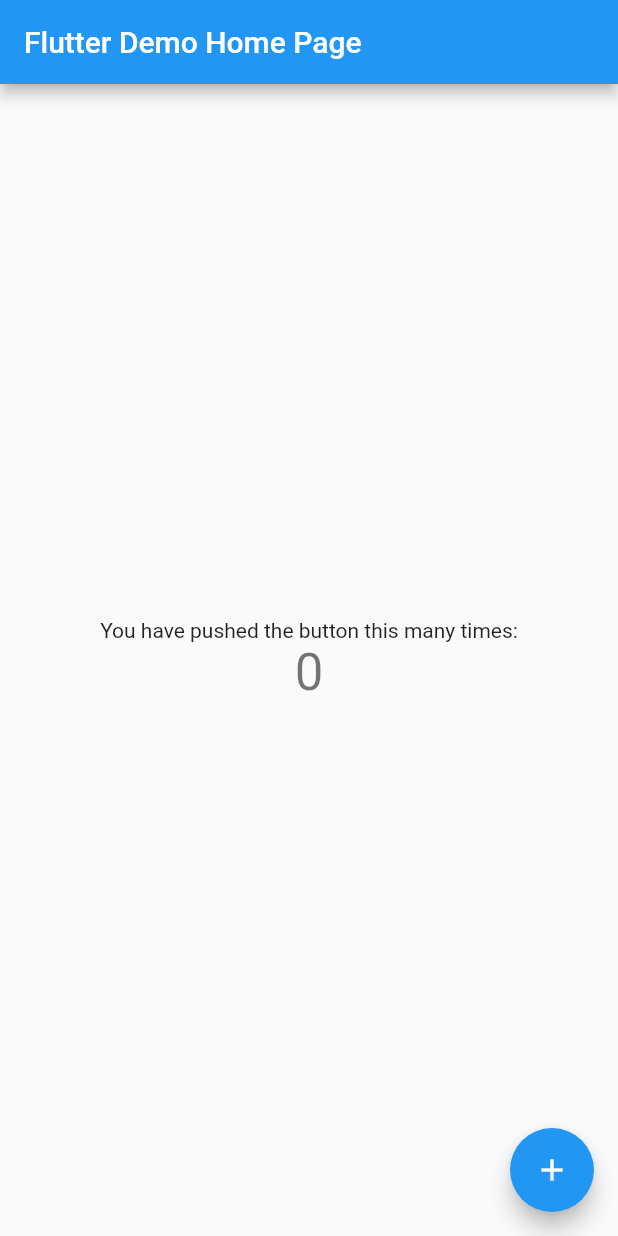
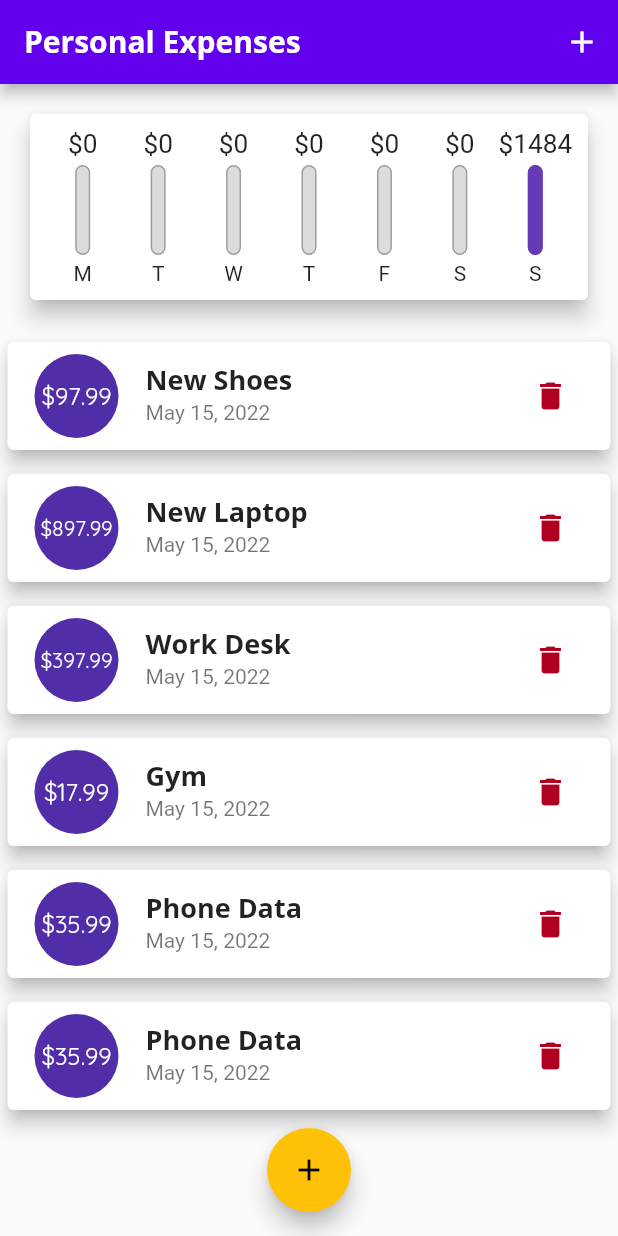
Before and after one commit to SaeedEndergiri/expense_planner, a Flutter app: the screen it shows after launch, on a phone screen of 412 x 824 dp. Run offline on Flutter 3.47's test engine with Material 2 defaults, Android fonts, the phone set to English and light mode, and no system bars; Roboto replaces fonts that are missing (Open Sans).

Commit message:
finished the expense planner app

```diff
--- a/expense_planner/lib/main.dart
+++ b/expense_planner/lib/main.dart
@@ -1,115 +1,123 @@
+import 'package:expense_planner/widgets/chart.dart';
 import 'package:flutter/material.dart';
 
-void main() {
-  runApp(const MyApp());
-}
+import 'widgets/new_transaction.dart';
+import 'widgets/transaction_list.dart';
+import 'widgets/chart.dart';
+import 'models/transaction.dart';
+
+void main() => runApp(MyApp());
 
 class MyApp extends StatelessWidget {
-  const MyApp({Key? key}) : super(key: key);
-
-  // This widget is the root of your application.
   @override
   Widget build(BuildContext context) {
     return MaterialApp(
-      title: 'Flutter Demo',
+      title: 'Personal Expenses',
       theme: ThemeData(
-        // This is the theme of your application.
-        //
-        // Try running your application with "flutter run". You'll see the
-        // application has a blue toolbar. Then, without quitting the app, try
-        // changing the primarySwatch below to Colors.green and then invoke
-        // "hot reload" (press "r" in the console where you ran "flutter run",
-        // or simply save your changes to "hot reload" in a Flutter IDE).
-        // Notice that the counter didn't reset back to zero; the application
-        // is not restarted.
-        primarySwatch: Colors.blue,
-      ),
-      home: const MyHomePage(title: 'Flutter Demo Home Page'),
+          primarySwatch: Colors.deepPurple,
+          colorScheme: ColorScheme.light(secondary: Colors.amber),
+          errorColor: Colors.red,
+          fontFamily: 'Quicksand',
+          textTheme: ThemeData.light().textTheme.copyWith(
+                headline6: TextStyle(
+                  fontFamily: 'OpenSans',
+                  fontWeight: FontWeight.bold,
+                  fontSize: 18,
+                ),
+                button: TextStyle(color: Colors.white),
+              ),
+          appBarTheme: AppBarTheme(
+              titleTextStyle: TextStyle(
+                  fontFamily: 'OpenSans',
+                  fontSize: 20,
+                  fontWeight: FontWeight.bold))),
+      home: MyHomePage(),
     );
   }
 }
 
 class MyHomePage extends StatefulWidget {
-  const MyHomePage({Key? key, required this.title}) : super(key: key);
-
-  // This widget is the home page of your application. It is stateful, meaning
-  // that it has a State object (defined below) that contains fields that affect
-  // how it looks.
-
-  // This class is the configuration for the state. It holds the values (in this
-  // case the title) provided by the parent (in this case the App widget) and
-  // used by the build method of the State. Fields in a Widget subclass are
-  // always marked "final".
-
-  final String title;
-
   @override
   State<MyHomePage> createState() => _MyHomePageState();
 }
 
 class _MyHomePageState extends State<MyHomePage> {
-  int _counter = 0;
+  // String? titleInput;
 
-  void _incrementCounter() {
+  final List<Transaction> _userTransactions = [
+    Transaction(
+        id: 't1', title: 'New Shoes', amount: 97.99, date: DateTime.now()),
+    Transaction(
+        id: 't2', title: 'New Laptop', amount: 897.99, date: DateTime.now()),
+    Transaction(
+        id: 't3', title: 'Work Desk', amount: 397.99, date: DateTime.now()),
+    Transaction(id: 't4', title: 'Gym', amount: 17.99, date: DateTime.now()),
+    Transaction(
+        id: 't5', title: 'Phone Data', amount: 35.99, date: DateTime.now()),
+    Transaction(
+        id: 't5', title: 'Phone Data', amount: 35.99, date: DateTime.now()),
+  ];
+
+  List<Transaction> get _recentTransactions {
+    return _userTransactions
+        .where(
+            (tx) => tx.date.isAfter(DateTime.now().subtract(Duration(days: 7))))
+        .toList();
+  }
+
+  void _addNewTransaction(
+      String txTitle, double txAmount, DateTime chosenDate) {
+    final newTx = Transaction(
+        id: DateTime.now().toString(),
+        title: txTitle,
+        amount: txAmount,
+        date: chosenDate);
     setState(() {
-      // This call to setState tells the Flutter framework that something has
-      // changed in this State, which causes it to rerun the build method below
-      // so that the display can reflect the updated values. If we changed
-      // _counter without calling setState(), then the build method would not be
-      // called again, and so nothing would appear to happen.
-      _counter++;
+      _userTransactions.add(newTx);
+    });
+  }
+
+  void _startAddNewTransaction(BuildContext ctx) {
+    showModalBottomSheet(
+      context: ctx,
+      builder: (bCtx) {
+        return NewTransaction(_addNewTransaction);
+      },
+    );
+  }
+
+  void _deleteTransaction(String id) {
+    setState(() {
+      _userTransactions.removeWhere((tx) => tx.id == id);
     });
   }
 
   @override
   Widget build(BuildContext context) {
-    // This method is rerun every time setState is called, for instance as done
-    // by the _incrementCounter method above.
-    //
-    // The Flutter framework has been optimized to make rerunning build methods
-    // fast, so that you can just rebuild anything that needs updating rather
-    // than having to individually change instances of widgets.
     return Scaffold(
       appBar: AppBar(
-        // Here we take the value from the MyHomePage object that was created by
-        // the App.build method, and use it to set our appbar title.
-        title: Text(widget.title),
+        title: Text('Personal Expenses',
+            style: TextStyle(fontFamily: 'Open Sans')),
+        actions: [
+          IconButton(
+              onPressed: () => _startAddNewTransaction(context),
+              icon: Icon(Icons.add))
+        ],
       ),
-      body: Center(
-        // Center is a layout widget. It takes a single child and positions it
-        // in the middle of the parent.
+      body: SingleChildScrollView(
         child: Column(
-          // Column is also a layout widget. It takes a list of children and
-          // arranges them vertically. By default, it sizes itself to fit its
-          // children horizontally, and tries to be as tall as its parent.
-          //
-          // Invoke "debug painting" (press "p" in the console, choose the
-          // "Toggle Debug Paint" action from the Flutter Inspector in Android
-          // Studio, or the "Toggle Debug Paint" command in Visual Studio Code)
-          // to see the wireframe for each widget.
-          //
-          // Column has various properties to control how it sizes itself and
-          // how it positions its children. Here we use mainAxisAlignment to
-          // center the children vertically; the main axis here is the vertical
-          // axis because Columns are vertical (the cross axis would be
-          // horizontal).
-          mainAxisAlignment: MainAxisAlignment.center,
-          children: <Widget>[
-            const Text(
-              'You have pushed the button this many times:',
-            ),
-            Text(
-              '$_counter',
-              style: Theme.of(context).textTheme.headline4,
-            ),
+          //mainAxisAlignment: MainAxisAlignment.spaceAround,
+          crossAxisAlignment: CrossAxisAlignment.stretch,
+          children: [
+            Chart(_recentTransactions),
+            TransactionList(_userTransactions, _deleteTransaction)
           ],
         ),
       ),
+      floatingActionButtonLocation: FloatingActionButtonLocation.centerFloat,
       floatingActionButton: FloatingActionButton(
-        onPressed: _incrementCounter,
-        tooltip: 'Increment',
-        child: const Icon(Icons.add),
-      ), // This trailing comma makes auto-formatting nicer for build methods.
+          onPressed: () => _startAddNewTransaction(context),
+          child: Icon(Icons.add)),
     );
   }
 }
--- /dev/null
+++ b/expense_planner/lib/models/transaction.dart
@@ -0,0 +1,12 @@
+class Transaction {
+  final String id;
+  final String title;
+  final double amount;
+  final DateTime date;
+
+  Transaction(
+      {required this.id,
+      required this.title,
+      required this.amount,
+      required this.date});
+}
--- /dev/null
+++ b/expense_planner/lib/widgets/chart.dart
@@ -0,0 +1,61 @@
+import 'package:flutter/material.dart';
+import 'package:intl/intl.dart';
+import '../models/transaction.dart';
+import 'chart_bar.dart';
+
+class Chart extends StatelessWidget {
+  final List<Transaction> recentTransactions;
+
+  Chart(this.recentTransactions);
+  List<Map<String, dynamic>> get groupedTransactionValues {
+    return List.generate(7, (index) {
+      final weekDay = DateTime.now().subtract(
+        Duration(days: index),
+      );
+      var totalSum = 0.0;
+
+      for (var i = 0; i < recentTransactions.length; i++) {
+        if (recentTransactions[i].date.day == weekDay.day &&
+            recentTransactions[i].date.month == weekDay.month &&
+            recentTransactions[i].date.year == weekDay.year) {
+          totalSum += recentTransactions[i].amount;
+        }
+      }
+
+      return {
+        'day': DateFormat.E().format(weekDay).substring(0, 1),
+        'amount': totalSum
+      };
+    }).reversed.toList();
+  }
+
+  double get totalSpending {
+    return groupedTransactionValues.fold(
+        0.0, (sum, item) => sum + item['amount']);
+  }
+
+  @override
+  Widget build(BuildContext context) {
+    return Card(
+      elevation: 6,
+      margin: EdgeInsets.all(20),
+      child: Padding(
+        padding: EdgeInsets.all(10),
+        child: Row(
+          mainAxisAlignment: MainAxisAlignment.spaceAround,
+          children: groupedTransactionValues
+              .map((data) => Flexible(
+                    fit: FlexFit.tight,
+                    child: ChartBar(
+                        data['day'],
+                        data['amount'],
+                        totalSpending == 0.0
+                            ? 0.0
+                            : data['amount'] / totalSpending),
+                  ))
+              .toList(),
+        ),
+      ),
+    );
+  }
+}
--- /dev/null
+++ b/expense_planner/lib/widgets/chart_bar.dart
@@ -0,0 +1,50 @@
+import 'package:flutter/material.dart';
+
+class ChartBar extends StatelessWidget {
+  final String label;
+  final double spendingAmount;
+  final double spendingPctOfTotal;
+
+  ChartBar(this.label, this.spendingAmount, this.spendingPctOfTotal);
+
+  @override
+  Widget build(BuildContext context) {
+    return Column(
+      children: [
+        Container(
+            height: 20,
+            child: FittedBox(
+                child: Text('\$${spendingAmount.toStringAsFixed(0)}'))),
+        SizedBox(
+          height: 4,
+        ),
+        Container(
+          height: 60,
+          width: 10,
+          child: Stack(
+            children: [
+              Container(
+                decoration: BoxDecoration(
+                  border: Border.all(color: Colors.grey, width: 1),
+                  color: Color.fromRGBO(220, 220, 220, 1),
+                  borderRadius: BorderRadius.circular(10),
+                ),
+              ),
+              FractionallySizedBox(
+                  heightFactor: spendingPctOfTotal,
+                  child: Container(
+                    decoration: BoxDecoration(
+                        color: Theme.of(context).primaryColor,
+                        borderRadius: BorderRadius.circular(10)),
+                  ))
+            ],
+          ),
+        ),
+        SizedBox(
+          height: 4,
+        ),
+        Text(label),
+      ],
+    );
+  }
+}
--- /dev/null
+++ b/expense_planner/lib/widgets/transaction_list.dart
@@ -0,0 +1,60 @@
+import 'package:flutter/material.dart';
+import 'package:intl/intl.dart';
+
+import '../models/transaction.dart';
+
+class TransactionList extends StatelessWidget {
+  final List<Transaction> transactions;
+  final Function deleteTx;
+
+  TransactionList(this.transactions, this.deleteTx);
+  @override
+  Widget build(BuildContext context) {
+    return Container(
+      height: 600,
+      child: transactions.isEmpty
+          ? Column(
+              children: [
+                Text('No Transactions added yet!',
+                    style: Theme.of(context).textTheme.headline6),
+                SizedBox(
+                  height: 20,
+                ),
+                Container(
+                    height: 200,
+                    child: Image.asset(
+                      'assets/images/waiting.png',
+                      fit: BoxFit.cover,
+                    ))
+              ],
+            )
+          : ListView.builder(
+              itemBuilder: (ctx, index) {
+                return Card(
+                  elevation: 5,
+                  margin: EdgeInsets.symmetric(vertical: 8, horizontal: 5),
+                  child: ListTile(
+                    leading: CircleAvatar(
+                      radius: 30,
+                      child: Padding(
+                          padding: EdgeInsets.all(6),
+                          child: FittedBox(
+                              child: Text('\$${transactions[index].amount}'))),
+                    ),
+                    title: Text(transactions[index].title,
+                        style: Theme.of(context).textTheme.headline6),
+                    subtitle: Text(
+                        DateFormat.yMMMd().format(transactions[index].date)),
+                    trailing: IconButton(
+                      icon: Icon(Icons.delete),
+                      color: Theme.of(context).errorColor,
+                      onPressed: () => deleteTx(transactions[index].id),
+                    ),
+                  ),
+                );
+              },
+              itemCount: transactions.length,
+            ),
+    );
+  }
+}
```
Also changed, not shown: expense_planner/lib/widgets/new_transaction.dart (added, +100 -0 lines), expense_planner/pubspec.yaml (+14 -9 lines), expense_planner/assets/fonts/OpenSans-Bold.ttf (added), expense_planner/assets/fonts/OpenSans-Regular.ttf (added), expense_planner/assets/fonts/Quicksand-Bold.ttf (added), expense_planner/assets/fonts/Quicksand-Light.ttf (added), expense_planner/assets/fonts/Quicksand-Medium.ttf (added), expense_planner/assets/fonts/Quicksand-Regular.ttf (added), expense_planner/assets/images/547.jpg (added), expense_planner/assets/images/waiting.png (added), expense_planner/pubspec.lock, 1 other file.
